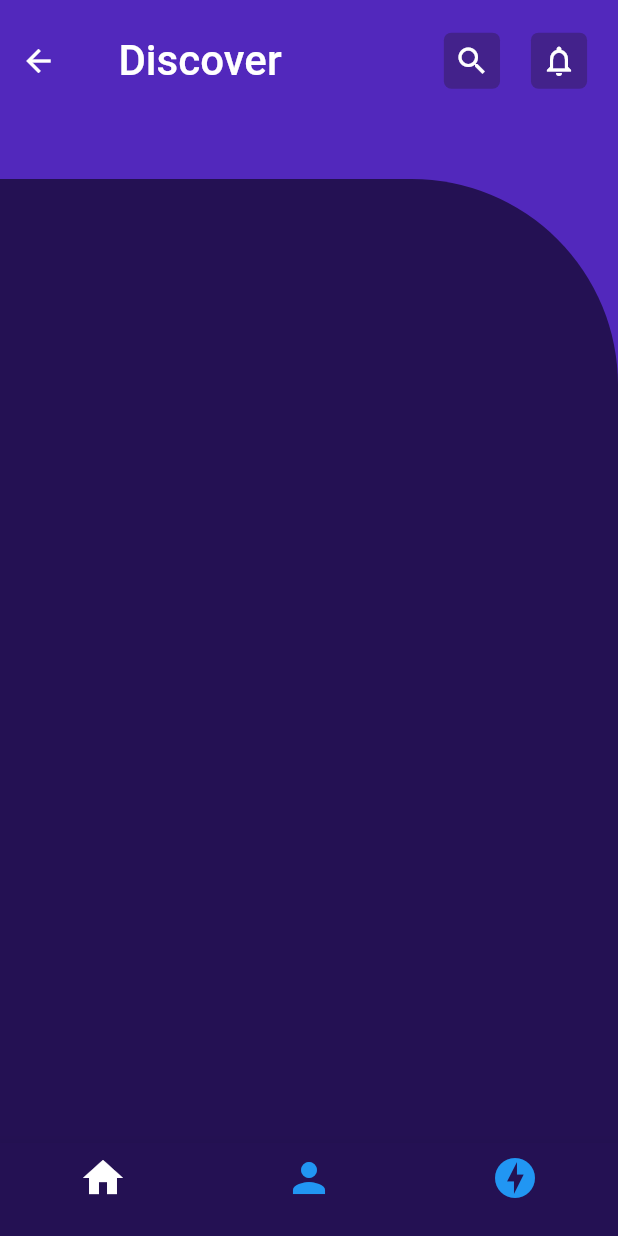
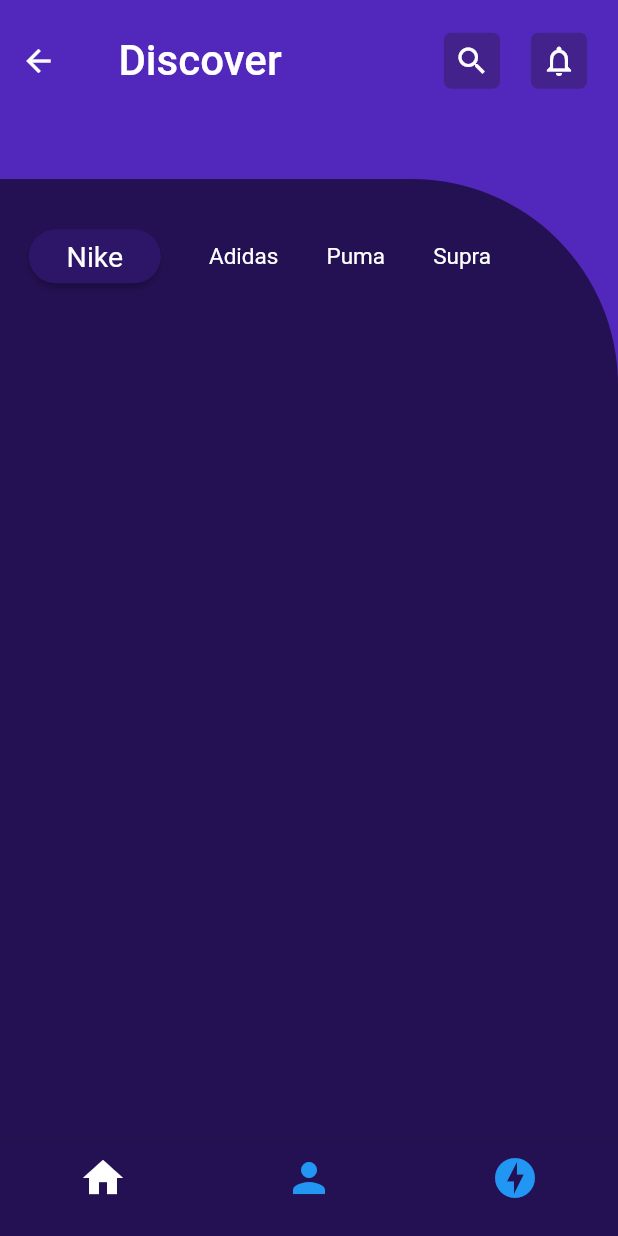
Before and after one commit to twumm/zygote-nike-layout, a Flutter app: the screen it shows after launch, on a phone screen of 412 x 824 dp. Run offline on Flutter 3.47's test engine with Material 2 defaults, Android fonts, the phone set to English and light mode, and no system bars.

Commit message:
feature: Add row of buttons in the expandable container

```diff
--- a/lib/pages/home/home.dart
+++ b/lib/pages/home/home.dart
@@ -87,7 +87,45 @@ class _HomeState extends State<Home> {
                   width: screenWidth,
                   decoration: BoxDecoration(
                     color: Theme.of(context).primaryColorDark,
-                    borderRadius: BorderRadius.only(topRight: Radius.circular(screenWidth / 3,),)
+                    borderRadius: BorderRadius.only(
+                      topRight: Radius.circular(screenWidth / 3),
+                    ),
+                  ),
+                  child: Column(
+                    children: <Widget>[
+                      Container(
+                        margin: EdgeInsets.fromLTRB(screenWidth / 130,
+                            screenHeight / 30, screenWidth / 6, 0),
+                        width: screenWidth / 1.2,
+                        child: Row(
+                          mainAxisAlignment: MainAxisAlignment.spaceAround,
+                          children: <Widget>[
+                            RaisedButton(
+                              child: Text('Nike',
+                                  style: Theme.of(
+                                    context,
+                                  ).textTheme.subhead),
+                              onPressed: () {},
+                              shape: RoundedRectangleBorder(
+                                borderRadius: new BorderRadius.circular(
+                                  screenWidth / 5,
+                                ),
+                              ),
+                              padding: EdgeInsets.fromLTRB(
+                                screenWidth / 100,
+                                screenWidth / 150,
+                                screenWidth / 100,
+                                screenWidth / 150,
+                              ),
+                              color: Theme.of(context).primaryColor,
+                            ),
+                            Text('Adidas'),
+                            Text('Puma'),
+                            Text('Supra'),
+                          ],
+                        ),
+                      )
+                    ],
                   ),
                 ),
               )
```
